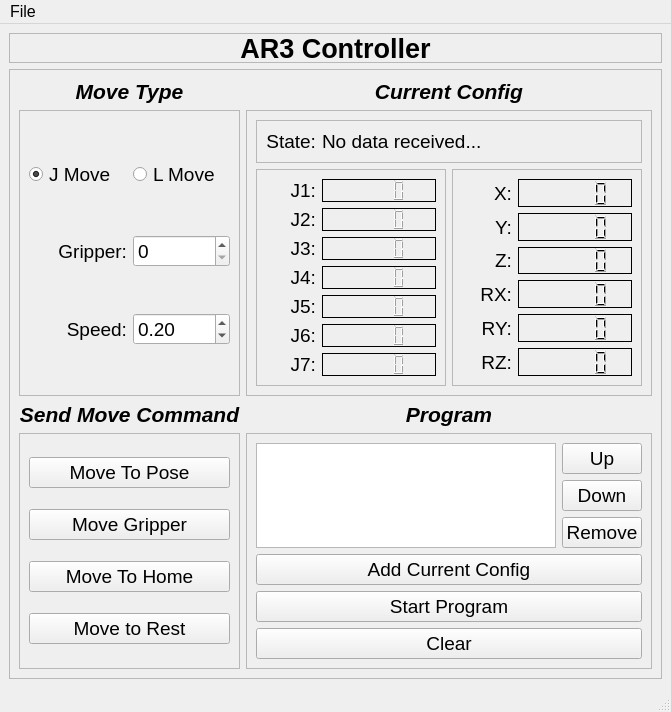
This is src/ar3/src/ar3/ui/ar3_controller.ui in kpdudek/Robotics as Qt 5 draws it before an edit. The edited form follows.
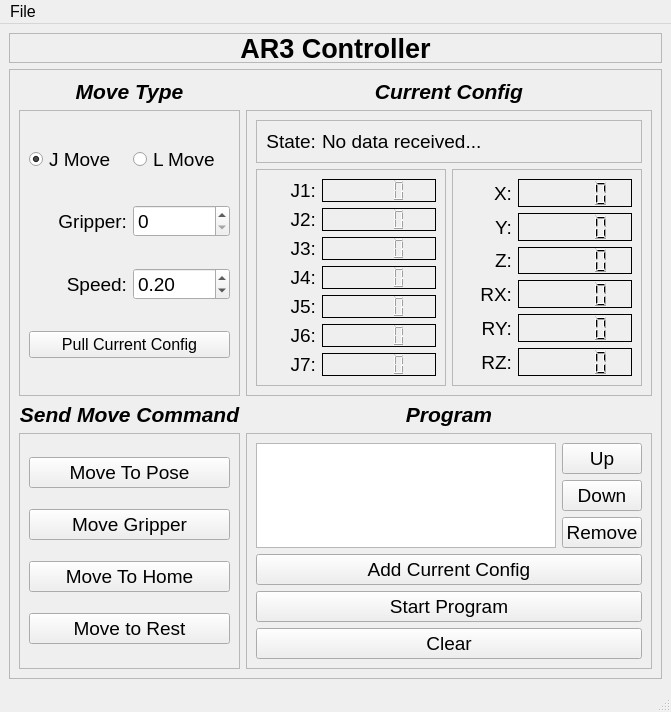
This is the edited form.

Commit message: Fixed UI TCP pose displaying quaternians instead of euler angles

Patch:
```diff
--- a/src/ar3/src/ar3/ui/ar3_controller.ui
+++ b/src/ar3/src/ar3/ui/ar3_controller.ui
@@ -131,7 +131,7 @@
           <enum>QFrame::Raised</enum>
          </property>
          <layout class="QGridLayout" name="gridLayout_7">
-          <item row="2" column="1">
+          <item row="3" column="1">
            <widget class="QSpinBox" name="gripper_angle_spinbox">
             <property name="font">
              <font>
@@ -146,7 +146,7 @@
             </property>
            </widget>
           </item>
-          <item row="3" column="0">
+          <item row="4" column="0">
            <widget class="QLabel" name="label_11">
             <property name="font">
              <font>
@@ -161,7 +161,7 @@
             </property>
            </widget>
           </item>
-          <item row="3" column="1">
+          <item row="4" column="1">
            <widget class="QDoubleSpinBox" name="speed_spinbox">
             <property name="font">
              <font>
@@ -182,7 +182,7 @@
           <item row="1" column="0" colspan="2">
            <layout class="QGridLayout" name="jog_layout"/>
           </item>
-          <item row="2" column="0">
+          <item row="3" column="0">
            <widget class="QLabel" name="label_12">
             <property name="font">
              <font>
@@ -224,6 +224,13 @@
             </property>
            </widget>
           </item>
+          <item row="5" column="0" colspan="2">
+           <widget class="QPushButton" name="pull_current_config_button">
+            <property name="text">
+             <string>Pull Current Config</string>
+            </property>
+           </widget>
+          </item>
          </layout>
         </widget>
        </item>
```
The commit also changes 3 other files.
